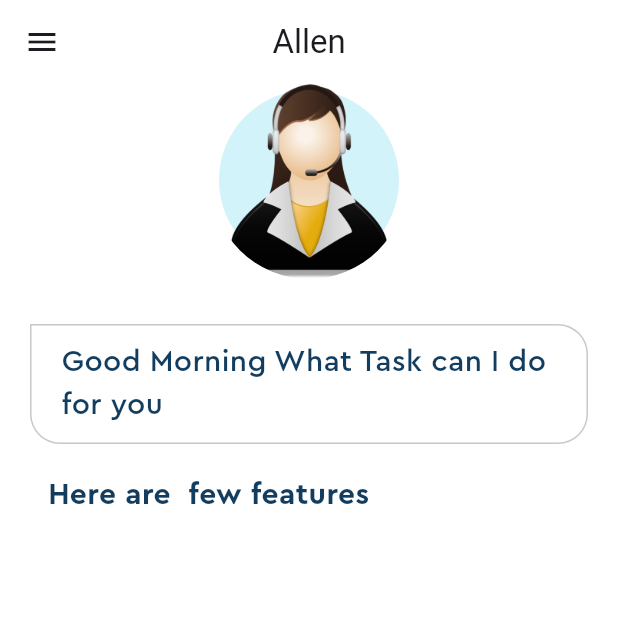
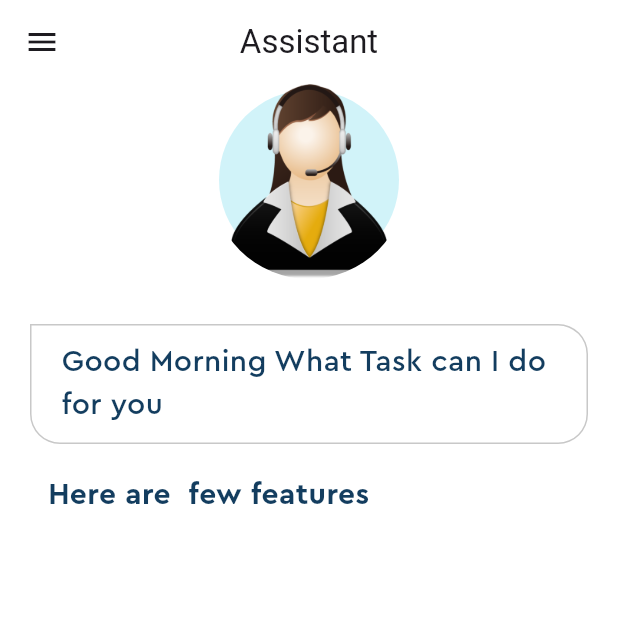
Before and after one commit to SAMIULLAH-KALHORO-DEV/voice_assistant_app, a Flutter app: the screen it shows after launch, on a phone screen of 412 x 824 dp, the top half of it. Run offline on Flutter 3.47's test engine with Material 2 defaults, Android fonts, the light colour scheme and no system bars.

Commit message:
Name Changed Allen to Assistant

```diff
--- a/lib/home_page.dart
+++ b/lib/home_page.dart
@@ -13,7 +13,7 @@ class _HomPageState extends State<HomPage> {
   Widget build(BuildContext context) {
     return Scaffold(
       appBar: AppBar(
-        title: const Text("Allen"),
+        title: const Text("Assistant"),
         centerTitle: true,
         leading: const Icon(Icons.menu),
       ),
```
